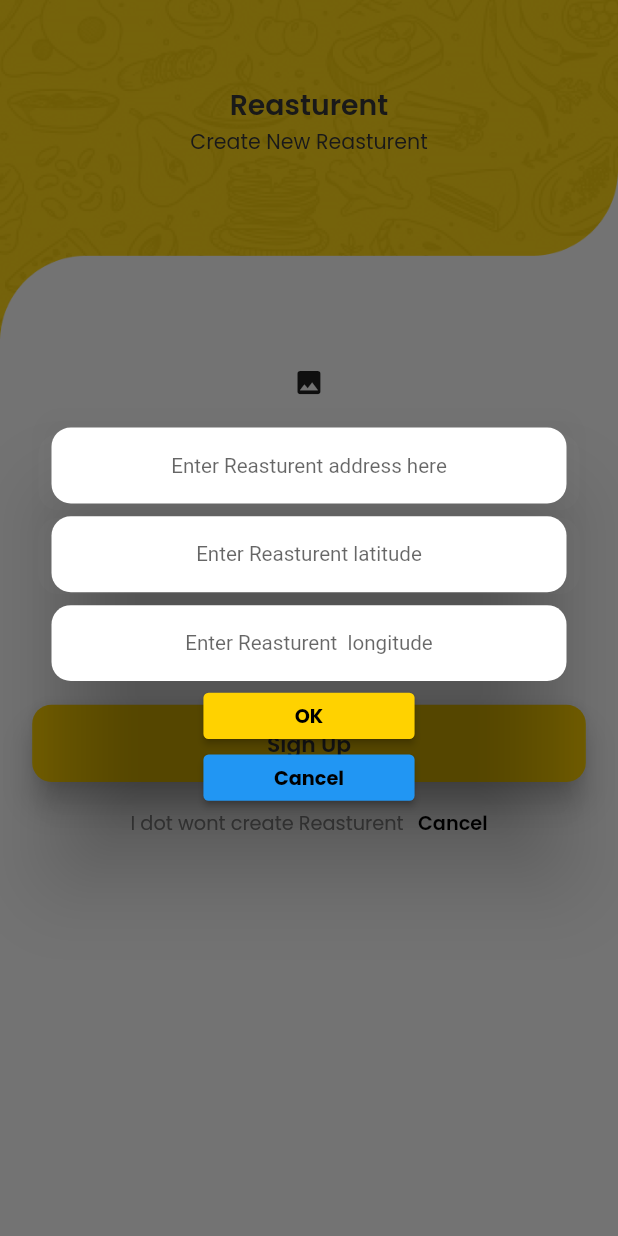
After one commit to rocketnuwan/food-app, a Flutter app: the AddReasturent screen opened directly, after a tap on an icon or button, on a phone screen of 412 x 824 dp. The commit adds this screen. Run offline on Flutter 3.47's test engine with Material 2 defaults, Android fonts, the phone set to English and light mode, and no system bars; our stand-ins replace animate_do, awesome_dialog, carousel_slider, cloud_firestore, email_validator, firebase_auth and 10 more; missing offline and left inert: geoflutterfire; accounts and stored records are empty; network calls fail.

Commit message:
create add new resturents page

```diff
--- a/lib/compononets/custom_textFeild.dart
+++ b/lib/compononets/custom_textFeild.dart
@@ -5,13 +5,13 @@ import 'package:food_app/utils/app_colors.dart';
 class CustomTextFeild extends StatelessWidget {
   CustomTextFeild({
     Key? key,
-    required this.hint,
+    this.hint,
     required this.controller,
     this.widget,
     this.align = TextAlign.start,
   }) : super(key: key);
 
-  final String hint;
+  final String? hint;
   final TextEditingController controller;
   final Widget? widget;
   final TextAlign align;
--- /dev/null
+++ b/lib/controllers/res_controller.dart
@@ -0,0 +1,61 @@
+import 'dart:io';
+
+import 'package:cloud_firestore/cloud_firestore.dart';
+import 'package:firebase_storage/firebase_storage.dart';
+import 'package:food_app/utils/constants.dart';
+import 'package:geoflutterfire/geoflutterfire.dart';
+import 'package:logger/logger.dart';
+import 'package:path/path.dart';
+
+class ResController {
+  //fireStore instance ctrate
+  FirebaseFirestore firestore = FirebaseFirestore.instance;
+
+  //Geofiltterfire instance
+  Geoflutterfire geo = Geoflutterfire();
+
+  //create collection reference
+  CollectionReference res = FirebaseFirestore.instance.collection('restaurent');
+
+  Future<void> saveData(
+    String resName,
+    double lat,
+    double lng,
+    File img,
+    String about,
+    String address,
+  ) async {
+    UploadTask? task = uploadFile(img);
+    final snapshot = await task!.whenComplete(() {});
+    final downlodUrl = await snapshot.ref.getDownloadURL();
+    //Logger().i(downlodUrl);
+
+    //get document id auto genarated
+    String docId = res.doc().id;
+
+    GeoFirePoint point = geo.point(latitude: lat, longitude: lng);
+
+    await res.doc(docId).set({
+      'resId': docId,
+      'resname': resName,
+      'about': about, //Constants.DUMMY_DESC,
+      'averagerate': 0.0,
+      'position': point.data,
+      'img': downlodUrl,
+      'address': address,
+    });
+  }
+
+  // uplod image to db
+  UploadTask? uploadFile(File file) {
+    try {
+      final fileName = basename(file.path);
+      final destination = 'resImages/$fileName';
+      final ref = FirebaseStorage.instance.ref(destination);
+      return ref.putFile(file);
+    } catch (e) {
+      Logger().e(e);
+      return null;
+    }
+  }
+}
--- a/lib/main.dart
+++ b/lib/main.dart
@@ -2,6 +2,8 @@ import 'package:firebase_core/firebase_core.dart';
 import 'package:flutter/material.dart';
 import 'package:food_app/providers/auth/login_provider.dart';
 import 'package:food_app/providers/auth/registration_provider.dart';
+import 'package:food_app/providers/home/category_provider.dart';
+import 'package:food_app/providers/home/reasturent_provider.dart';
 import 'package:food_app/providers/user_provider.dart';
 import 'package:food_app/screens/main_screens/cart_sceen/cart_screen.dart';
 import 'package:food_app/screens/main_screens/main_screen.dart';
@@ -25,7 +27,13 @@ Future<void> main() async {
         ),
         ChangeNotifierProvider(
           create: (context) => UserProvider(),
-        )
+        ),
+        ChangeNotifierProvider(
+          create: (context) => CategoryProvider(),
+        ),
+        ChangeNotifierProvider(
+          create: (context) => ReasturentProvider(),
+        ),
       ],
       child: Myapp(),
     ),
--- a/lib/models/objects.dart
+++ b/lib/models/objects.dart
@@ -2,6 +2,7 @@ library objects;
 
 import 'package:json_annotation/json_annotation.dart';
 
+part 'category_model.dart';
 part 'address_model.dart';
 part 'user_models.dart';
 part 'objects.g.dart';
--- /dev/null
+++ b/lib/providers/home/reasturent_provider.dart
@@ -0,0 +1,125 @@
+import 'dart:io';
+import 'package:flutter/material.dart';
+import 'package:food_app/controllers/res_controller.dart';
+import 'package:awesome_dialog/awesome_dialog.dart';
+import 'package:food_app/compononets/awesom_dialog.dart';
+import 'package:image_picker/image_picker.dart';
+import 'package:logger/logger.dart';
+
+class ReasturentProvider extends ChangeNotifier {
+  final ResController _resController = ResController();
+
+  final ImagePicker _picker = ImagePicker();
+
+  String _resname = "";
+  String _about = "";
+  String _address = "";
+  double _lat = 0;
+  double _lng = 0;
+  File _image = File("");
+
+  bool _isLoging = false;
+  final _resnameController = TextEditingController();
+  final _aboutController = TextEditingController();
+  final _addressController = TextEditingController();
+  final _latController = TextEditingController();
+  final _lngController = TextEditingController();
+
+  TextEditingController get addressController => _addressController;
+  TextEditingController get aboutController => _aboutController;
+  TextEditingController get nameController => _resnameController;
+  TextEditingController get latController => _latController;
+  TextEditingController get lngController => _lngController;
+  File get image => _image;
+
+  //validater
+  bool inputValidation() {
+    var isValid = false;
+    if (_resnameController.text.isEmpty ||
+        _aboutController.text.isEmpty ||
+        _address == "" ||
+        _lat == 0 ||
+        _lng == 0 ||
+        _image.path == "") {
+      isValid = false;
+    } else {
+      setother();
+      isValid = true;
+    }
+
+    return isValid;
+  }
+
+  Future<void> addReasturent(BuildContext context) async {
+    try {
+      setLording(true);
+
+      if (inputValidation()) {
+        await _resController.saveData(
+            _resname, _lng, _lng, _image, _about, _address);
+        CustomAwesomDialog().dialogBox(context, "SuccesFull...!",
+            "Resturent added successfull.", DialogType.SUCCES);
+      } else {
+        CustomAwesomDialog().dialogBox(
+          context,
+          "Error...!",
+          "Please check your input details.",
+          DialogType.ERROR,
+        );
+      }
+
+      setLording(false);
+    } catch (e) {
+      setLording(false);
+      Logger().e(e);
+    }
+  }
+
+  Future<void> setother() async {
+    _resname = _resnameController.text;
+    _about = _aboutController.text;
+
+    notifyListeners();
+  }
+
+  void setAddress() {
+    if (!(_addressController.text.isEmpty ||
+        _latController.text.isEmpty ||
+        _lngController.text.isEmpty)) {
+      if ((double.tryParse(_latController.text) != null) &&
+          (double.tryParse(_lngController.text) != null)) {
+        _address = addressController.text;
+        _lat = double.parse(_latController.text);
+        _lng = double.parse(lngController.text);
+      }
+    }
+
+    notifyListeners();
+  }
+
+  //change lordingState
+  void setLording([bool val = false]) {
+    _isLoging = val;
+    notifyListeners();
+  }
+
+  //get is lording
+  bool get isLording => _isLoging;
+
+  String get address => _address != "" ? _address : "select Resturent location";
+
+  Future<void> selectImage() async {
+    try {
+      // Pick an image
+      final XFile? image = await _picker.pickImage(source: ImageSource.gallery);
+      if (image != null) {
+        _image = File(image.path);
+        notifyListeners();
+      } else {
+        Logger().i("No immage pick");
+      }
+    } catch (e) {
+      Logger().e(e);
+    }
+  }
+}
--- a/lib/providers/user_provider.dart
+++ b/lib/providers/user_provider.dart
@@ -25,9 +25,7 @@ class UserProvider extends ChangeNotifier {
         UtilFunctions.navigator(context, GettingStarted());
       } else {
         Logger().i('User is signed in!');
-
         await fetuchSingleUser(user.uid);
-
         UtilFunctions.navigator(context, MainScreen());
       }
     });
--- /dev/null
+++ b/lib/screens/admin/add_reasturent.dart
@@ -0,0 +1,279 @@
+import 'package:animate_do/animate_do.dart';
+import 'package:flutter/gestures.dart';
+import 'package:flutter/material.dart';
+import 'package:food_app/compononets/custom_header.dart';
+import 'package:food_app/compononets/custom_lorder.dart';
+import 'package:food_app/compononets/custom_svg.dart';
+import 'package:food_app/compononets/custom_text.dart';
+import 'package:food_app/compononets/custom_textFeild.dart';
+import 'package:food_app/compononets/custom_button.dart';
+import 'package:food_app/providers/auth/registration_provider.dart';
+import 'package:food_app/providers/home/reasturent_provider.dart';
+import 'package:food_app/utils/app_colors.dart';
+import 'package:food_app/utils/util_functions.dart';
+import 'package:google_fonts/google_fonts.dart';
+import 'package:provider/provider.dart';
+
+class AddReasturent extends StatefulWidget {
+  const AddReasturent({Key? key}) : super(key: key);
+
+  @override
+  _AddReasturentState createState() => _AddReasturentState();
+}
+
+class _AddReasturentState extends State<AddReasturent> {
+  @override
+  Widget build(BuildContext context) {
+    final windowSize = UtilFunctions.windoSize(context);
+    return Scaffold(
+      body: FadeInRight(
+        duration: Duration(seconds: 1),
+        child: Consumer<ReasturentProvider>(
+          builder: (context, value, child) {
+            return Container(
+              width: windowSize.width,
+              child: SingleChildScrollView(
+                child: Column(
+                  children: [
+                    Header(
+                      head1: "Reasturent",
+                      head2: "Create New Reasturent",
+                    ),
+                    SizedBox(
+                      height: 8,
+                    ),
+                    Column(
+                      children: [
+                        Container(
+                          padding: EdgeInsets.symmetric(horizontal: 30),
+                          child: Column(
+                            mainAxisAlignment: MainAxisAlignment.center,
+                            children: [
+                              value.image.path != ""
+                                  ? GestureDetector(
+                                      onTap: () {
+                                        value.selectImage();
+                                      },
+                                      child: Image.file(
+                                        value.image,
+                                        width: windowSize.width - 60,
+                                        height: windowSize.width - 200,
+                                        fit: BoxFit.fill,
+                                      ),
+                                    )
+                                  : IconButton(
+                                      onPressed: () {
+                                        value.selectImage();
+                                      },
+                                      icon: Icon(Icons.image)),
+                              SizedBox(
+                                height: 16,
+                              ),
+                              CustomTextFeild(
+                                hint: "Reasturent name",
+                                controller: value.nameController,
+                              ),
+                              SizedBox(
+                                height: 6,
+                              ),
+                              CustomTextFeild(
+                                hint: "about reasturent",
+                                controller: value.aboutController,
+                              ),
+                            ],
+                          ),
+                        ),
+                        SizedBox(
+                          height: 21,
+                        ),
+                        Consumer<ReasturentProvider>(
+                          builder: (context, value, child) {
+                            return Container(
+                              padding: EdgeInsets.symmetric(horizontal: 42),
+                              child: Row(
+                                mainAxisAlignment:
+                                    MainAxisAlignment.spaceBetween,
+                                children: [
+                                  Row(
+                                    children: [
+                                      CustomSVG(
+                                        image: "location.svg",
+                                      ),
+                                      SizedBox(
+                                        width: 13,
+                                      ),
+                                      Column(
+                                        crossAxisAlignment:
+                                            CrossAxisAlignment.start,
+                                        children: [
+                                          CustomText(text: "Your Location"),
+                                          SizedBox(
+                                            width: 300,
+                                            child: CustomText(
+                                              text: value.address,
+                                              fontSize: 14,
+                                            ),
+                                          )
+                                        ],
+                                      ),
+                                    ],
+                                  ),
+                                  InkWell(
+                                    onTap: () {
+                                      // Navigator.push(
+                                      //   context,
+                                      //   MaterialPageRoute(
+                                      //     builder: (context) => PlacePicker(
+                                      //       apiKey: GlobalData
+                                      //           .API_KEYY, // Put YOUR OWN KEY here. Should be the same for android and ios
+                                      //       onPlacePicked: (result) {
+                                      //         Logger().i(result.formattedAddress);
+                                      //         Navigator.of(context).pop();
+                                      //       },
+                                      //       initialPosition: LatLng(7.8731, 80.7718),
+                                      //       useCurrentLocation: true,
+                                      //     ),
+                                      //   ),
+                                      // );
+
+                                      showDialog(
+                                          context: context,
+                                          builder: (BuildContext context) {
+                                            return AlertDialog(
+                                              actionsPadding:
+                                                  const EdgeInsets.symmetric(
+                                                      horizontal: 118.0),
+                                              actions: [
+                                                ElevatedButton(
+                                                  style:
+                                                      ElevatedButton.styleFrom(
+                                                          primary:
+                                                              primaryColor),
+                                                  onPressed: () {
+                                                    value.setAddress();
+                                                    Navigator.pop(context);
+                                                  },
+                                                  child: CustomText(
+                                                    text: "OK",
+                                                    alignment: Alignment.center,
+                                                    fontWeight: FontWeight.bold,
+                                                  ),
+                                                ),
+                                                ElevatedButton(
+                                                  onPressed: () {
+                                                    Navigator.pop(context);
+                                                  },
+                                                  child: CustomText(
+                                                    text: "Cancel",
+                                                    alignment: Alignment.center,
+                                                    fontWeight: FontWeight.bold,
+                                                  ),
+                                                )
+                                              ],
+                                              backgroundColor:
+                                                  Colors.transparent,
+                                              content: Container(
+                                                height: 200,
+                                                decoration: BoxDecoration(
+                                                  borderRadius:
+                                                      BorderRadius.circular(15),
+                                                ),
+                                                child: Column(
+                                                  children: [
+                                                    CustomTextFeild(
+                                                      hint:
+                                                          "Enter Reasturent address here",
+                                                      controller: value
+                                                          .addressController,
+                                                      align: TextAlign.center,
+                                                    ),
+                                                    SizedBox(
+                                                      height: 10,
+                                                    ),
+                                                    CustomTextFeild(
+                                                      hint:
+                                                          "Enter Reasturent latitude",
+                                                      controller:
+                                                          value.latController,
+                                                      align: TextAlign.center,
+                                                    ),
+                                                    SizedBox(
+                                                      height: 10,
+                                                    ),
+                                                    CustomTextFeild(
+                                                      hint:
+                                                          "Enter Reasturent  longitude",
+                                                      controller:
+                                                          value.lngController,
+                                                      align: TextAlign.center,
+                                                    ),
+                                                  ],
+                                                ),
+                                              ),
+                                              contentPadding: EdgeInsets.all(0),
+                                            );
+                                          });
+                                    },
+                                    child: CustomSVG(
+                                      image: "settings.svg",
+                                    ),
+                                  ),
+                                ],
+                              ),
+                            );
+                          },
+                        ),
+                        SizedBox(
+                          height: 21,
+                        ),
+                        value.isLording
+                            ? CustomLorder()
+                            : CustomButton(
+                                windowSize: windowSize,
+                                name: "Sign Up",
+                                onPress: () async {
+                                  value.addReasturent(context);
+                                },
+                              ),
+                        SizedBox(
+                          height: 20,
+                        ),
+                        RichText(
+                          text: TextSpan(children: [
+                            TextSpan(
+                              text: "I dot wont create Reasturent ",
+                              style: GoogleFonts.poppins(
+                                color: greyColor,
+                                fontSize: 15,
+                              ),
+                            ),
+                            TextSpan(
+                                text: "  Cancel",
+                                style: GoogleFonts.poppins(
+                                  color: kblack,
+                                  fontSize: 15,
+                                  fontWeight: FontWeight.w600,
+                                ),
+                                recognizer: TapGestureRecognizer()
+                                  ..onTap = () {
+                                    UtilFunctions.goBack(
+                                      context,
+                                    );
+                                  }),
+                          ]),
+                        ),
+                        SizedBox(
+                          height: 20,
+                        ),
+                      ],
+                    ),
+                  ],
+                ),
+              ),
+            );
+          },
+        ),
+      ),
+    );
+  }
+}
--- a/lib/utils/constants.dart
+++ b/lib/utils/constants.dart
@@ -7,4 +7,9 @@ class Constants {
   static String imageAsset(String img) => "$IMAGE_PATH$img";
   //image assets funstion
   static String iconAsset(String img) => "$ICON_PATH$img";
+
+  //dumy about text
+
+  static const DUMMY_DESC =
+      "Lorem Ipsum is simply dummy text of the printing and typesetting industry. Lorem Ipsum has been the industry's standard dummy text ever since the 1500s, when an unknown printer took a galley of type and scrambled it to make a type specimen book. It has survived not only five centuries, but also the leap into electronic typesetting, remaining essentially unchanged. It was popularised in the 1960s with the release of Letraset sheets containing Lorem Ipsum passages, and more recently with desktop publishing software like Aldus PageMaker including versions of Lorem Ipsum.";
 }
--- a/pubspec.yaml
+++ b/pubspec.yaml
@@ -34,7 +34,7 @@ dependencies:
   firebase_core: "^1.6.0"
   firebase_auth: "^3.1.1"
   awesome_dialog: ^2.1.1
-  cloud_firestore: "^2.5.3"
+  cloud_firestore: "^3.1.6"
   carousel_slider: ^4.0.0
   flutter_spinkit: ^5.1.0
   flutter_svg: ^0.23.0+1
@@ -46,6 +46,9 @@ dependencies:
   # geolocator: ^7.0.1
   # google_maps_place_picker: ^2.1.0-nullsafety.3
   json_annotation: ^4.0.1
+  geoflutterfire: ^3.0.2
+  image_picker: ^0.8.4+6
+  firebase_storage: ^10.0.3
 
 
 dev_dependencies:
```
Also changed, not shown: lib/models/category_model.dart (added, +20 -0 lines), lib/models/restaurent_model.dart (added, +28 -0 lines), lib/models/user_models.dart (+0 -7 lines), lib/providers/home/category_provider.dart (added, +18 -0 lines), lib/screens/main_screens/home_screen/widgets/category_section.dart (+33 -29 lines), lib/screens/main_screens/profile_screen/profile_sereen.dart (+11 -0 lines), lib/models/objects.g.dart, pubspec.lock.
